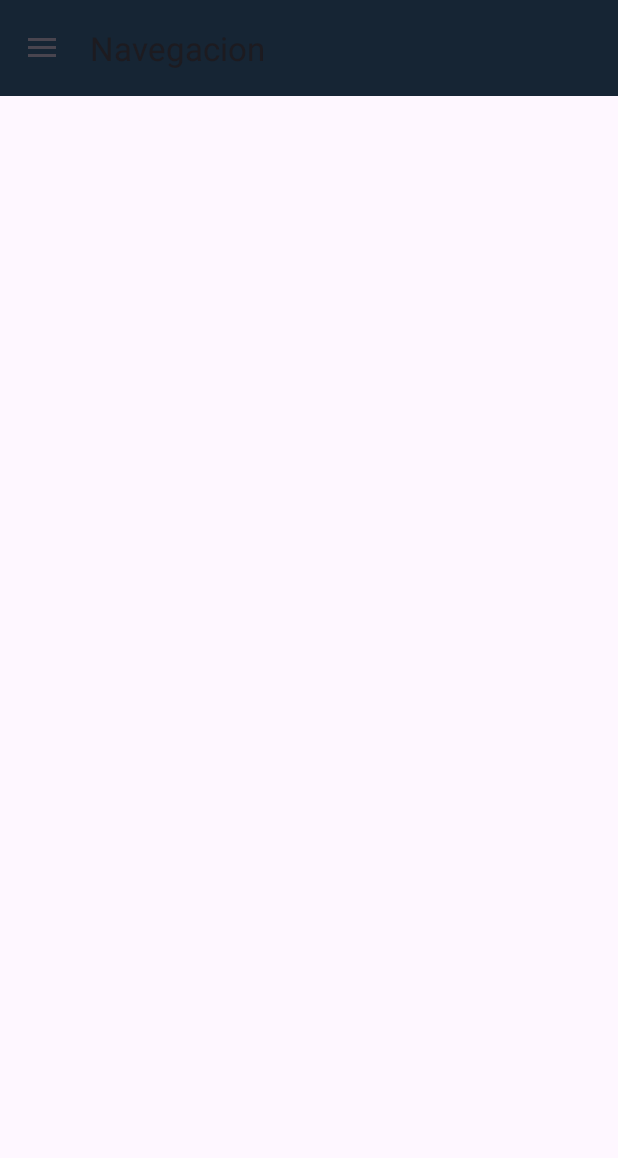
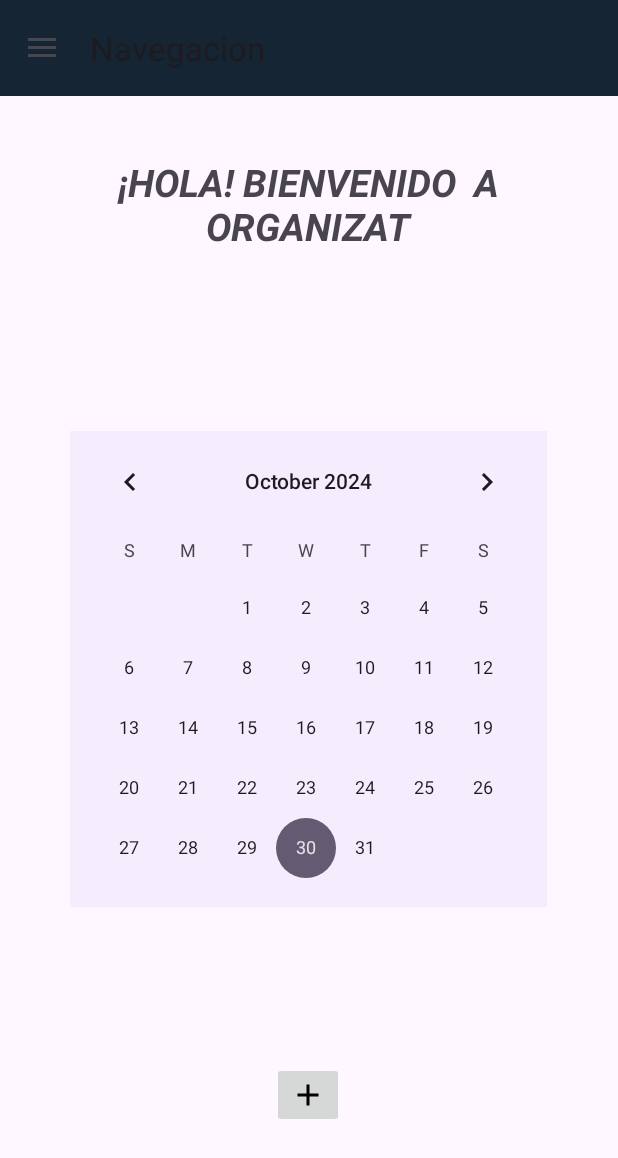
Before and after one commit to HugoCD20/NavegacionP, an Android app: the fragment inicio2 placed in its activity, on a phone screen of 412 x 824 dp. Shown: the top 1158 px of the screen. Run offline under Robolectric (Android 15) with nearby library versions, the phone set to English and light mode, and no system bars.

Commit message:
creacion de inicio 2

```diff
--- a/app/src/main/res/layout/fragment_inicio2.xml
+++ b/app/src/main/res/layout/fragment_inicio2.xml
@@ -1,14 +1,46 @@
 <?xml version="1.0" encoding="utf-8"?>
-<FrameLayout xmlns:android="http://schemas.android.com/apk/res/android"
+<androidx.constraintlayout.widget.ConstraintLayout
+    xmlns:android="http://schemas.android.com/apk/res/android"
+    xmlns:app="http://schemas.android.com/apk/res-auto"
     xmlns:tools="http://schemas.android.com/tools"
     android:layout_width="match_parent"
     android:layout_height="match_parent"
     tools:context=".inicio2">
 
-    <!-- TODO: Update blank fragment layout -->
+
     <TextView
-        android:layout_width="match_parent"
-        android:layout_height="match_parent"
-        android:text="@string/hello_blank_fragment" />
+        android:id="@+id/textView7"
+        android:layout_width="259dp"
+        android:layout_height="80dp"
+        android:layout_marginTop="104dp"
+        android:text="¡HOLA! BIENVENIDO  A ORGANIZAT"
+        android:textAlignment="center"
+        android:textSize="25sp"
+        android:textStyle="bold|italic"
+        app:layout_constraintEnd_toEndOf="parent"
+        app:layout_constraintHorizontal_bias="0.497"
+        app:layout_constraintStart_toStartOf="parent"
+        app:layout_constraintTop_toTopOf="parent" />
 
-</FrameLayout>
+    <CalendarView
+        android:id="@+id/calendarView"
+        android:layout_width="318dp"
+        android:layout_height="317dp"
+        android:background="#2DE0CFF8"
+        app:layout_constraintBottom_toTopOf="@+id/imageButton"
+        app:layout_constraintEnd_toEndOf="parent"
+        app:layout_constraintHorizontal_bias="0.494"
+        app:layout_constraintStart_toStartOf="parent"
+        app:layout_constraintTop_toBottomOf="@+id/textView7" />
+
+    <ImageButton
+        android:id="@+id/imageButton"
+        android:layout_width="wrap_content"
+        android:layout_height="wrap_content"
+        android:layout_marginBottom="72dp"
+        android:src="@drawable/add"
+        app:layout_constraintBottom_toBottomOf="parent"
+        app:layout_constraintEnd_toEndOf="parent"
+        app:layout_constraintHorizontal_bias="0.498"
+        app:layout_constraintStart_toStartOf="parent" />
+</androidx.constraintlayout.widget.ConstraintLayout>
```
Also changed, not shown: app/src/main/java/com/example/navegacion/MainActivity.kt (+10 -2 lines), app/src/main/java/com/example/navegacion/configuracion.kt (added, +12 -0 lines), app/src/main/res/layout/fragment_configuracion.xml (added, +14 -0 lines).
